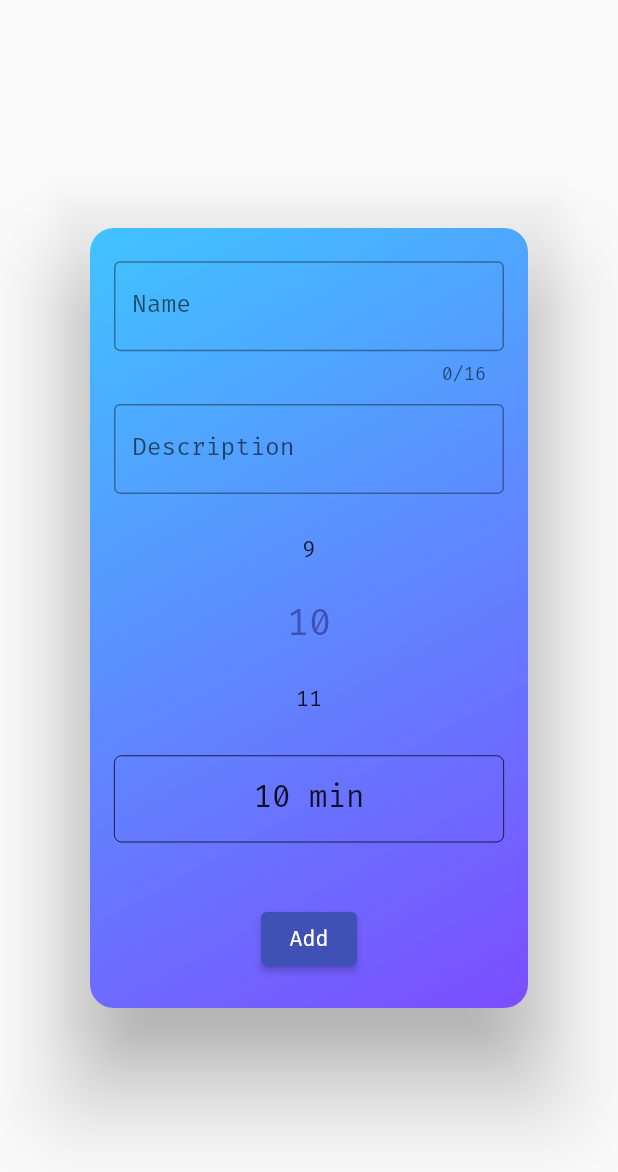
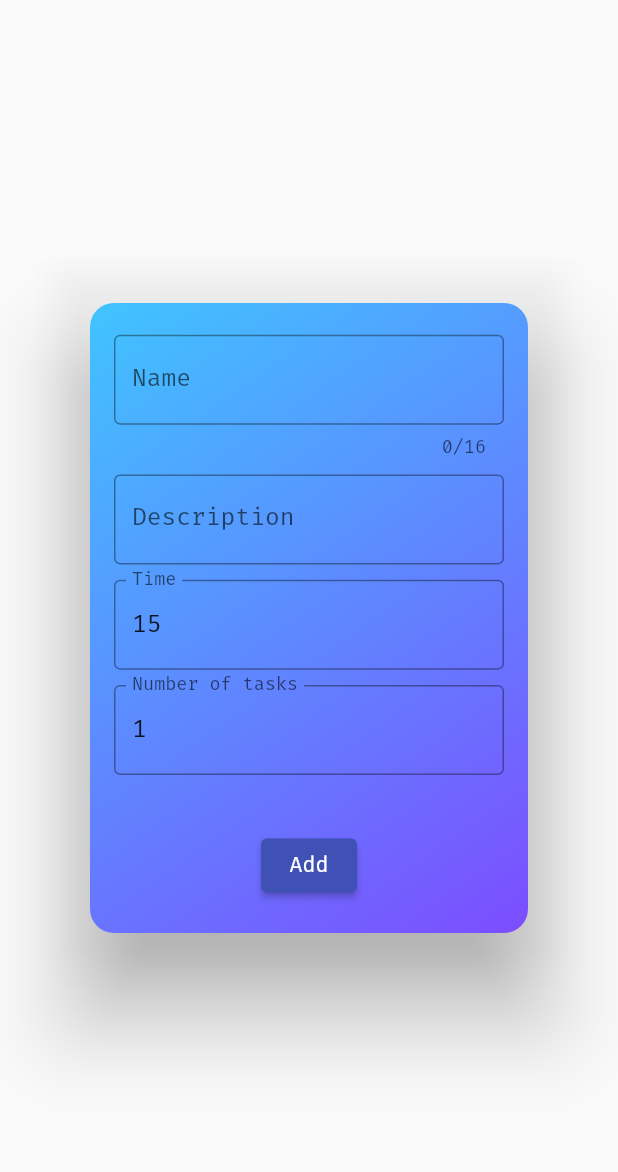
Before and after one commit to AlbinDalbert/TimeDiet, a Flutter app: the AddTaskDialog widget shown alone on an empty page, opened directly with empty values, after a tap on "Add", on a phone screen of 412 x 824 dp. Shown: the top 1172 px of the screen. Run offline on Flutter 3.47's test engine with Material 2 defaults, Android fonts, the phone set to English and light mode, and no system bars; drawn by our look-alikes of numberpicker; our stand-ins replace audioplayers, lottie, percent_indicator.

Commit message:
refactored the add task dialog and added the ability to add multiple task at once

```diff
--- a/lib/main.dart
+++ b/lib/main.dart
@@ -147,12 +147,15 @@ class AddTaskDialog extends StatefulWidget {
 }
 
 class _AddTaskDialogState extends State<AddTaskDialog> {
-  int _currentMinutes = 10;
+  int _currentMinutes = 15;
+  int _numberOfTasks = 1;
 
   @override
   Widget build(BuildContext context) {
     final taskNameController = TextEditingController();
     final taskDescriptionController = TextEditingController();
+    final taskTimeController = TextEditingController();
+    final taskNumberOfTasksController = TextEditingController();
 
     return Dialog(
       backgroundColor: Colors.transparent,
@@ -162,15 +165,21 @@ class _AddTaskDialogState extends State<AddTaskDialog> {
         padding: const EdgeInsets.all(16.0),
         child: Column(
           children: [
-            TextField(
+            TextFormField(
               maxLength: 16,
               controller: taskNameController,
               decoration: const InputDecoration(
                   border: OutlineInputBorder(),
                   labelText: 'Name',
                   hintText: 'Enter task name'),
+              validator: (String? value) {
+                if (value == null || value.isEmpty) {
+                  return 'Please enter a name';
+                }
+                return null;
+              },
             ),
-            TextField(
+            TextFormField(
               //onSubmitted: (value) => _name = value,
               controller: taskDescriptionController,
               decoration: const InputDecoration(
@@ -178,39 +187,56 @@ class _AddTaskDialogState extends State<AddTaskDialog> {
                   labelText: 'Description',
                   hintText: 'Enter task description'),
             ),
-            NumberPicker(
-              value: _currentMinutes,
-              minValue: 1,
-              step: 1,
-              maxValue: 240,
-              onChanged: (value) => setState(() => _currentMinutes = value),
+            TextFormField(
+              keyboardType: TextInputType.number,
+              controller: taskTimeController,
+              decoration: const InputDecoration(
+                  border: OutlineInputBorder(),
+                  labelText: 'Time',
+                  hintText: 'Enter task time minutes'),
+              validator: (String? value) {
+                if (value == null || value.isEmpty) {
+                  return 'Please enter a time';
+                }
+                return null;
+              },
             ),
-            Container(
-              width: double.infinity,
-              padding: const EdgeInsets.all(16.0),
-              decoration: BoxDecoration(
-                border: Border.all(
-                  color: Colors.black,
-                  width: 0.5,
-                ),
-                borderRadius: BorderRadius.circular(5),
-              ),
-              child: Text('$_currentMinutes min',
-                  style: Theme.of(context).textTheme.headline6),
-              alignment: Alignment.center,
+            TextFormField(
+              keyboardType: TextInputType.number,
+              controller: taskNumberOfTasksController,
+              decoration: const InputDecoration(
+                  border: OutlineInputBorder(),
+                  labelText: 'Number of tasks',
+                  hintText: 'Enter number of tasks'),
             ),
             const SizedBox(height: 16.0),
             ElevatedButton(
               onPressed: () {
+                if (taskNumberOfTasksController.text == null ||
+                    taskNumberOfTasksController.text.isEmpty) {
+                  taskNumberOfTasksController.text = '1';
+                }
+                _numberOfTasks = int.parse(taskNumberOfTasksController.text);
+                if (taskTimeController.text == null ||
+                    taskTimeController.text.isEmpty) {
+                  taskTimeController.text = '15';
+                }
+                _currentMinutes = int.parse(taskTimeController.text);
                 if (taskNameController.text.isNotEmpty) {
-                  taskList.add(Task(taskNameController.text,
-                      taskDescriptionController.text, _currentMinutes, () {}));
-
+                  for (var i = 0; i < _numberOfTasks; i++) {
+                    taskList.add(Task(
+                        taskNameController.text +
+                            " (" +
+                            (i + 1).toString() +
+                            ("/" + _numberOfTasks.toString() + ")"),
+                        taskDescriptionController.text,
+                        _currentMinutes,
+                        () {}));
+                  }
                   Navigator.pop(context);
                   widget.updateList();
                 } else {
                   //TODO show error
-
                 }
               },
               child: const Text('Add'),
@@ -226,7 +252,9 @@ class _AddTaskDialogState extends State<AddTaskDialog> {
             end: Alignment.bottomRight,
           ),
         ),
-        height: 520,
+        height: 420,
+        //height: MediaQuery.of(context).size.height * 0.5,
+        //width: MediaQuery.of(context).size.width * 1,
       ),
     );
   }
```
